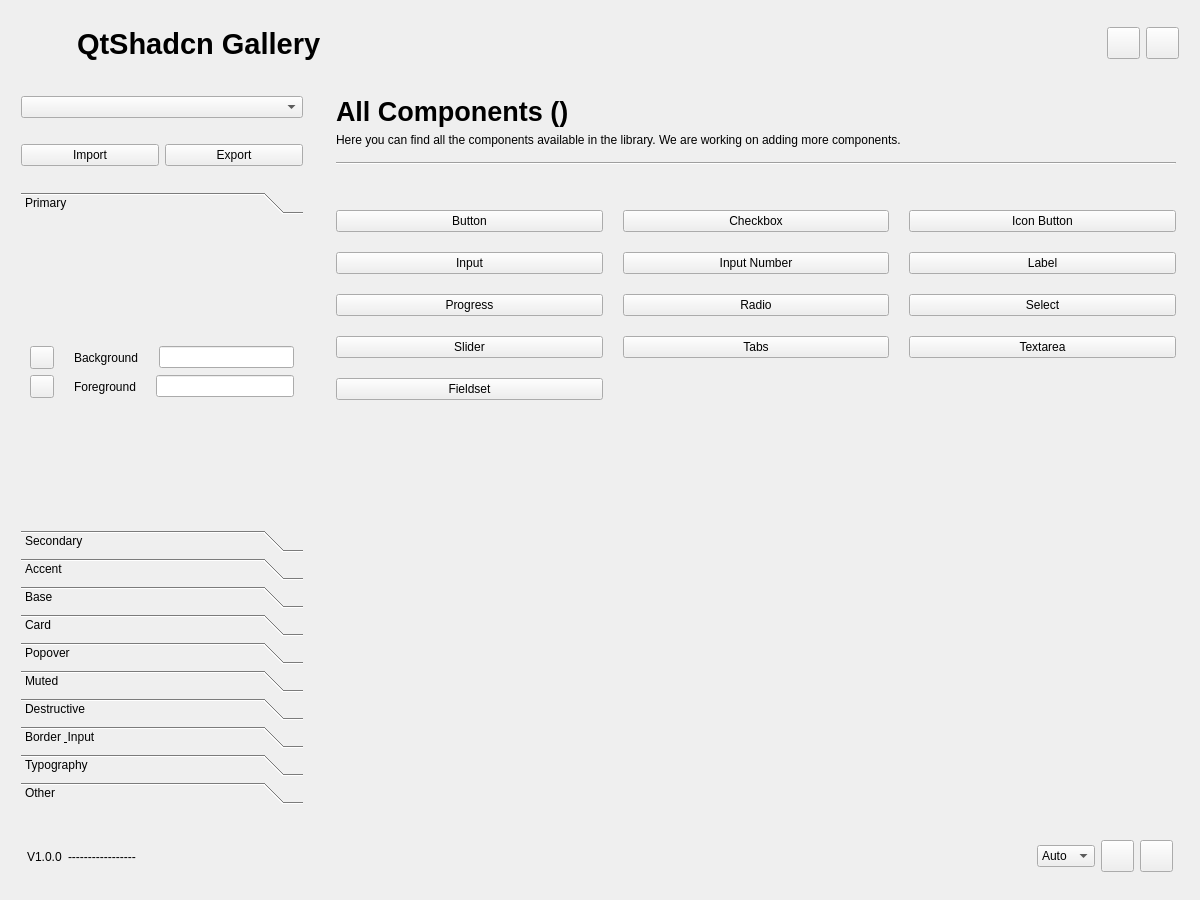
Before: the Qt Designer form examples/gallery/main_window.ui in BugCodeX/QtShadcn, drawn with Qt 5.
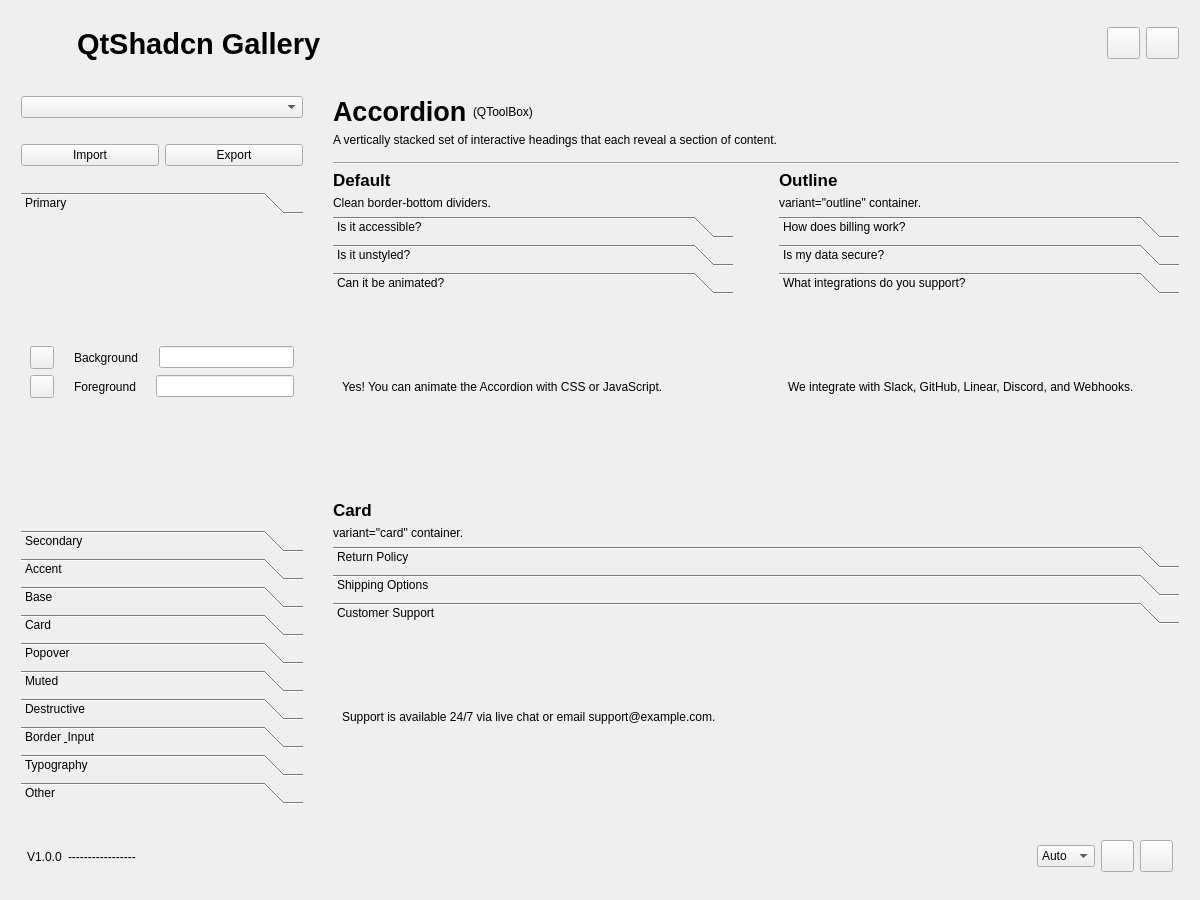
After: the same form once the commit is applied. The open tabs and pages were chosen to show the change. Icons and pictures are not drawn.

Commit message:
feat: add QToolBox accordion styling and gallery showcase
Implements Radix/shadcn-inspired accordion styles for QToolBox with transparent tabs, bottom divider borders, dynamic chevrons, and outline/card container variants. Adds a dedicated Accordion page in the widget gallery.

What changed in the file:
```diff
--- a/examples/gallery/main_window.ui
+++ b/examples/gallery/main_window.ui
@@ -2492,55 +2492,435 @@
           </item>
          </layout>
         </widget>
-        <widget class="QWidget" name="page_12">
-         <widget class="QWidget" name="">
-          <layout class="QVBoxLayout" name="verticalLayout_58">
-           <property name="bottomMargin">
-            <number>9</number>
-           </property>
-           <item>
-            <layout class="QHBoxLayout" name="horizontalLayout_57">
-             <item>
-              <widget class="QLabel" name="label_203">
-               <property name="sizePolicy">
-                <sizepolicy hsizetype="Fixed" vsizetype="Preferred">
-                 <horstretch>0</horstretch>
-                 <verstretch>0</verstretch>
-                </sizepolicy>
+        <widget class="QWidget" name="accordion_page">
+         <layout class="QVBoxLayout" name="verticalLayout_24">
+          <item>
+           <layout class="QVBoxLayout" name="verticalLayout_header">
+            <property name="bottomMargin">
+             <number>9</number>
+            </property>
+            <item>
+             <layout class="QHBoxLayout" name="horizontalLayout_title">
+              <item>
+               <widget class="QLabel" name="label_title">
+                <property name="sizePolicy">
+                 <sizepolicy hsizetype="Fixed" vsizetype="Preferred">
+                  <horstretch>0</horstretch>
+                  <verstretch>0</verstretch>
+                 </sizepolicy>
+                </property>
+                <property name="styleSheet">
+                 <string notr="true">font-size: 20pt; font-weight: 600;</string>
+                </property>
+                <property name="text">
+                 <string>Accordion</string>
+                </property>
+               </widget>
+              </item>
+              <item>
+               <widget class="QLabel" name="label_subtitle">
+                <property name="text">
+                 <string>(QToolBox)</string>
+                </property>
+               </widget>
+              </item>
+             </layout>
+            </item>
+            <item>
+             <widget class="QLabel" name="label_description">
+              <property name="text">
+               <string>A vertically stacked set of interactive headings that each reveal a section of content.</string>
+              </property>
+              <property name="wordWrap">
+               <bool>true</bool>
+              </property>
+              <property name="class" stdset="0">
+               <string>muted</string>
+              </property>
+             </widget>
+            </item>
+           </layout>
+          </item>
+          <item>
+           <widget class="Line" name="line_17">
+            <property name="minimumSize">
+             <size>
+              <width>0</width>
+              <height>2</height>
+             </size>
+            </property>
+            <property name="maximumSize">
+             <size>
+              <width>16777215</width>
+              <height>2</height>
+             </size>
+            </property>
+            <property name="orientation">
+             <enum>Qt::Orientation::Horizontal</enum>
+            </property>
+           </widget>
+          </item>
+          <item>
+           <layout class="QHBoxLayout" name="horizontalLayout_examples">
+            <item>
+             <layout class="QVBoxLayout" name="verticalLayout_default">
+              <item>
+               <widget class="QLabel" name="label_default_heading">
+                <property name="styleSheet">
+                 <string notr="true">font-size: 13pt; font-weight: 600;</string>
+                </property>
+                <property name="text">
+                 <string>Default</string>
+                </property>
+               </widget>
+              </item>
+              <item>
+               <widget class="QLabel" name="label_default_sub">
+                <property name="text">
+                 <string>Clean border-bottom dividers.</string>
+                </property>
+                <property name="class" stdset="0">
+                 <string>muted</string>
+                </property>
+               </widget>
+              </item>
+              <item>
+               <widget class="QToolBox" name="toolBox_default">
+                <property name="currentIndex">
+                 <number>2</number>
+                </property>
+                <widget class="QWidget" name="page_def_1">
+                 <property name="geometry">
+                  <rect>
+                   <x>0</x>
+                   <y>0</y>
+                   <width>396</width>
+                   <height>151</height>
+                  </rect>
+                 </property>
+                 <attribute name="label">
+                  <string>Is it accessible?</string>
+                 </attribute>
+                 <layout class="QVBoxLayout" name="verticalLayout_def_1">
+                  <item>
+                   <widget class="QLabel" name="label_def_desc_1">
+                    <property name="text">
+                     <string>Yes. It adheres to the WAI-ARIA design pattern.</string>
+                    </property>
+                    <property name="wordWrap">
+                     <bool>true</bool>
+                    </property>
+                   </widget>
+                  </item>
+                 </layout>
+                </widget>
+                <widget class="QWidget" name="page_def_2">
+                 <property name="geometry">
+                  <rect>
+                   <x>0</x>
+                   <y>0</y>
+                   <width>396</width>
+                   <height>151</height>
+                  </rect>
+                 </property>
+                 <attribute name="label">
+                  <string>Is it unstyled?</string>
+                 </attribute>
+                 <layout class="QVBoxLayout" name="verticalLayout_def_2">
+                  <item>
+                   <widget class="QLabel" name="label_def_desc_2">
+                    <property name="text">
+                     <string>Yes. It's unstyled by default, giving you freedom over the look and feel.</string>
+                    </property>
+                    <property name="wordWrap">
+                     <bool>true</bool>
+                    </property>
+                   </widget>
+                  </item>
+                 </layout>
+                </widget>
+                <widget class="QWidget" name="page_def_3">
+                 <property name="geometry">
+                  <rect>
+                   <x>0</x>
+                   <y>0</y>
+                   <width>396</width>
+                   <height>151</height>
+                  </rect>
+                 </property>
+                 <attribute name="label">
+                  <string>Can it be animated?</string>
+                 </attribute>
+                 <layout class="QVBoxLayout" name="verticalLayout_def_3">
+                  <item>
+                   <widget class="QLabel" name="label_def_desc_3">
+                    <property name="text">
+                     <string>Yes! You can animate the Accordion with CSS or JavaScript.</string>
+                    </property>
+                    <property name="wordWrap">
+                     <bool>true</bool>
+                    </property>
+                   </widget>
+                  </item>
+                 </layout>
+                </widget>
+               </widget>
+              </item>
+             </layout>
+            </item>
+            <item>
+             <spacer name="horizontalSpacer_21">
+              <property name="orientation">
+               <enum>Qt::Orientation::Horizontal</enum>
+              </property>
+              <property name="sizeType">
+               <enum>QSizePolicy::Policy::Minimum</enum>
+              </property>
+              <property name="sizeHint" stdset="0">
+               <size>
+                <width>40</width>
+                <height>20</height>
+               </size>
+              </property>
+             </spacer>
+            </item>
+            <item>
+             <layout class="QVBoxLayout" name="verticalLayout_borders">
+              <item>
+               <widget class="QLabel" name="label_borders_heading">
+                <property name="styleSheet">
+                 <string notr="true">font-size: 13pt; font-weight: 600;</string>
+                </property>
+                <property name="text">
+                 <string>Outline</string>
+                </property>
+               </widget>
+              </item>
+              <item>
+               <widget class="QLabel" name="label_borders_sub">
+                <property name="text">
+                 <string>variant=&quot;outline&quot; container.</string>
+                </property>
+                <property name="class" stdset="0">
+                 <string>muted</string>
+                </property>
+               </widget>
+              </item>
+              <item>
+               <widget class="QToolBox" name="toolBox_borders">
+                <property name="currentIndex">
+                 <number>2</number>
+                </property>
+                <property name="variant" stdset="0">
+                 <string>outline</string>
+                </property>
+                <widget class="QWidget" name="page_bord_1">
+                 <property name="geometry">
+                  <rect>
+                   <x>0</x>
+                   <y>0</y>
+                   <width>396</width>
+                   <height>151</height>
+                  </rect>
+                 </property>
+                 <attribute name="label">
+                  <string>How does billing work?</string>
+                 </attribute>
+                 <layout class="QVBoxLayout" name="verticalLayout_bord_1">
+                  <item>
+                   <widget class="QLabel" name="label_bord_desc_1">
+                    <property name="text">
+                     <string>We offer monthly and annual subscriptions with automatic renewal.</string>
+                    </property>
+                    <property name="wordWrap">
+                     <bool>true</bool>
+                    </property>
+                   </widget>
+                  </item>
+                 </layout>
+                </widget>
+                <widget class="QWidget" name="page_bord_2">
+                 <property name="geometry">
+                  <rect>
+                   <x>0</x>
+                   <y>0</y>
+                   <width>396</width>
+                   <height>151</height>
+                  </rect>
+                 </property>
+                 <attribute name="label">
+                  <string>Is my data secure?</string>
+                 </attribute>
+                 <layout class="QVBoxLayout" name="verticalLayout_bord_2">
+                  <item>
+                   <widget class="QLabel" name="label_bord_desc_2">
+                    <property name="text">
+                     <string>All data is encrypted at rest and in transit using industry standards.</string>
+                    </property>
+                    <property name="wordWrap">
+                     <bool>true</bool>
+                    </property>
+                   </widget>
+                  </item>
+                 </layout>
+                </widget>
+                <widget class="QWidget" name="page_bord_3">
+                 <property name="geometry">
+                  <rect>
+                   <x>0</x>
+                   <y>0</y>
+                   <width>396</width>
+                   <height>151</height>
+                  </rect>
+                 </property>
+                 <attribute name="label">
+                  <string>What integrations do you support?</string>
+                 </attribute>
+                 <layout class="QVBoxLayout" name="verticalLayout_bord_3">
+                  <item>
+                   <widget class="QLabel" name="label_bord_desc_3">
+                    <property name="text">
+                     <string>We integrate with Slack, GitHub, Linear, Discord, and Webhooks.</string>
+                    </property>
+                    <property name="wordWrap">
+                     <bool>true</bool>
+                    </property>
+                   </widget>
+                  </item>
+                 </layout>
+                </widget>
+               </widget>
+              </item>
+             </layout>
+            </item>
+           </layout>
+          </item>
+          <item>
+           <spacer name="verticalSpacer_34">
+            <property name="orientation">
+             <enum>Qt::Orientation::Vertical</enum>
+            </property>
+            <property name="sizeType">
+             <enum>QSizePolicy::Policy::Minimum</enum>
+            </property>
+            <property name="sizeHint" stdset="0">
+             <size>
+              <width>20</width>
+              <height>20</height>
+             </size>
+            </property>
+           </spacer>
+          </item>
+          <item>
+           <layout class="QVBoxLayout" name="verticalLayout_card">
+            <item>
+             <widget class="QLabel" name="label_card_heading">
+              <property name="styleSheet">
+               <string notr="true">font-size: 13pt; font-weight: 600;</string>
+              </property>
+              <property name="text">
+               <string>Card</string>
+              </property>
+             </widget>
+            </item>
+            <item>
+             <widget class="QLabel" name="label_card_sub">
+              <property name="text">
+               <string>variant=&quot;card&quot; container.</string>
+              </property>
+              <property name="class" stdset="0">
+               <string>muted</string>
+              </property>
+             </widget>
+            </item>
+            <item>
+             <widget class="QToolBox" name="toolBox_card">
+              <property name="currentIndex">
+               <number>2</number>
+              </property>
+              <property name="variant" stdset="0">
+               <string>card</string>
+              </property>
+              <widget class="QWidget" name="page_card_1">
+               <property name="geometry">
+                <rect>
+                 <x>0</x>
+                 <y>0</y>
+                 <width>848</width>
+                 <height>153</height>
+                </rect>
                </property>
-               <property name="styleSheet">
-                <string notr="true">font-size: 20pt;
-font-weight: 600;</string>
+               <attribute name="label">
+                <string>Return Policy</string>
+               </attribute>
+               <layout class="QVBoxLayout" name="verticalLayout_card_1">
+                <item>
+                 <widget class="QLabel" name="label_card_desc_1">
+                  <property name="text">
+                   <string>You can return any unworn items within 30 days of purchase for a full refund.</string>
+                  </property>
+                  <property name="wordWrap">
+                   <bool>true</bool>
+                  </property>
+                 </widget>
+                </item>
+               </layout>
+              </widget>
+              <widget class="QWidget" name="page_card_2">
+               <property name="geometry">
+                <rect>
+                 <x>0</x>
+                 <y>0</y>
+                 <width>848</width>
+                 <height>153</height>
+                </rect>
                </property>
-               <property name="text">
-                <string>ScrollBar</string>
-               </property>
+               <attribute name="label">
+                <string>Shipping Options</string>
+               </attribute>
+               <layout class="QVBoxLayout" name="verticalLayout_card_2">
+                <item>
+                 <widget class="QLabel" name="label_card_desc_2">
+                  <property name="text">
+                   <string>Standard (3-5 days), Express (1-2 days), and International shipping available.</string>
+                  </property>
+                  <property name="wordWrap">
+                   <bool>true</bool>
+                  </property>
+                 </widget>
+                </item>
+               </layout>
               </widget>
-             </item>
-             <item>
-              <widget class="QLabel" name="label_204">
-               <property name="text">
-                <string>(QScrollBar)</string>
+              <widget class="QWidget" name="page_card_3">
+               <property name="geometry">
+                <rect>
+                 <x>0</x>
+                 <y>0</y>
+                 <width>848</width>
+                 <height>153</height>
+                </rect>
                </property>
+               <attribute name="label">
+                <string>Customer Support</string>
+               </attribute>
+               <layout class="QVBoxLayout" name="verticalLayout_card_3">
+                <item>
+                 <widget class="QLabel" name="label_card_desc_3">
+                  <property name="text">
+                   <string>Support is available 24/7 via live chat or email support@example.com.</string>
+                  </property>
+                  <property name="wordWrap">
+                   <bool>true</bool>
+                  </property>
+                 </widget>
+                </item>
+               </layout>
               </widget>
-             </item>
-            </layout>
-           </item>
-           <item>
-            <widget class="QLabel" name="label_205">
-             <property name="text">
-              <string>The raw scrollbar component used directly, standalone.</string>
-             </property>
-             <property name="wordWrap">
-              <bool>true</bool>
-             </property>
-             <property name="class" stdset="0">
-              <string>muted</string>
-             </property>
-            </widget>
-           </item>
-          </layout>
-         </widget>
+             </widget>
+            </item>
+           </layout>
+          </item>
+         </layout>
         </widget>
         <widget class="QWidget" name="overview_page">
          <layout class="QVBoxLayout" name="verticalLayout_7">
```
Left out of the diff: 245 changed lines with no effect on the pictures. The commit also changes 6 other files.
